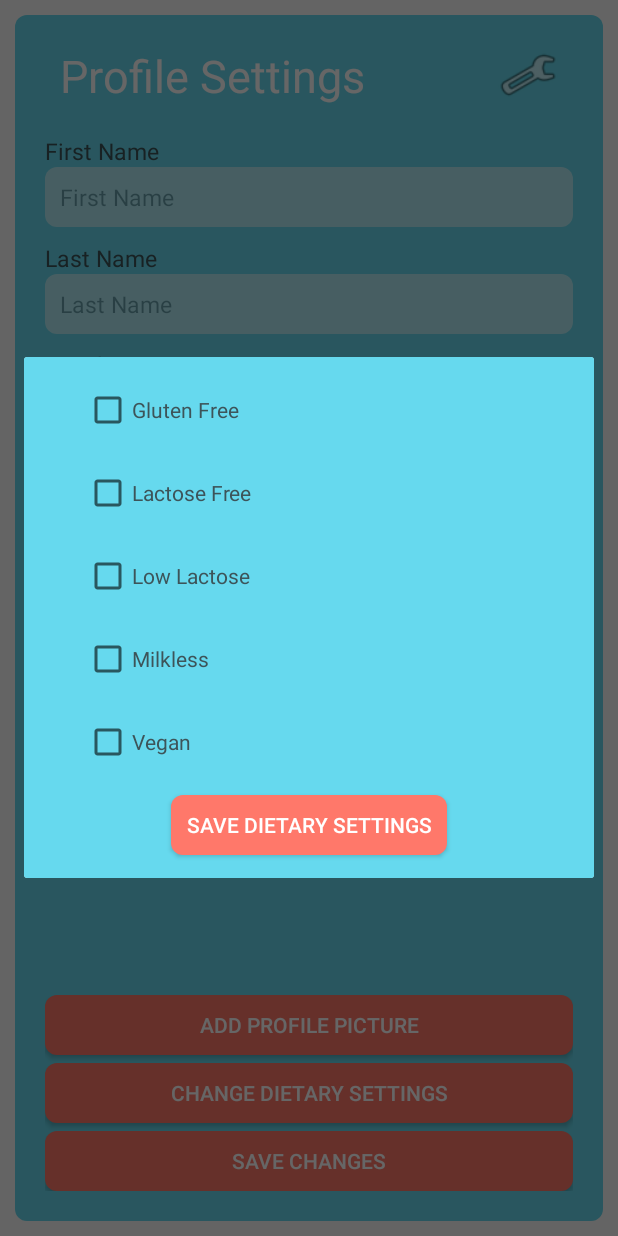
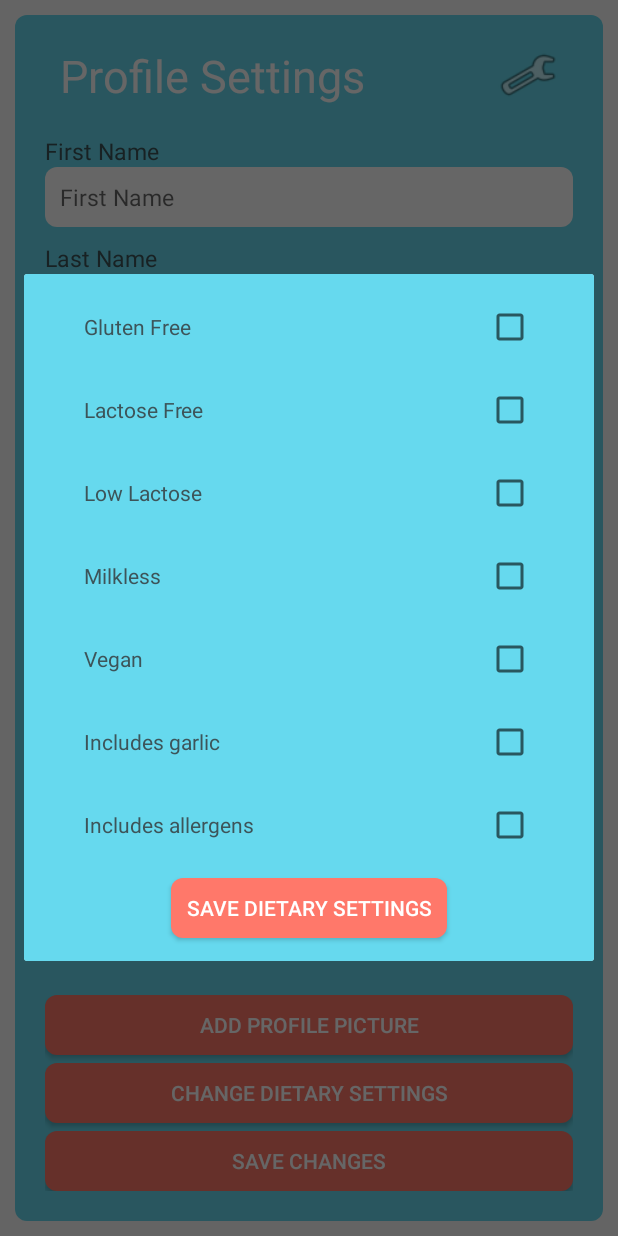
Before and after one commit to OAMKProductDesignImplementation2018/android-client, an Android app: the fragment ProfileSettingsFragment placed in its activity, after a tap on "CHANGE DIETARY SETTINGS", on a phone screen of 412 x 824 dp. Run offline under Robolectric (Android 15) with nearby library versions, the phone set to English and light mode, and no system bars; network calls fail; 14 statements that could not run were skipped.

Commit message:
Minor fixes

```diff
--- a/ProductDesignMobile/app/src/main/java/android/productdesignmobile/ProfileSettingsFragment.java
+++ b/ProductDesignMobile/app/src/main/java/android/productdesignmobile/ProfileSettingsFragment.java
@@ -1,6 +1,9 @@
 package android.productdesignmobile;
 
+import android.content.Context;
+import android.os.AsyncTask;
 import android.os.Bundle;
+import android.se.omapi.Session;
 import android.support.annotation.NonNull;
 import android.support.v4.app.DialogFragment;
 import android.support.v4.app.Fragment;
@@ -10,8 +13,10 @@ import android.util.Log;
 import android.view.LayoutInflater;
 import android.view.View;
 import android.view.ViewGroup;
+import android.widget.ArrayAdapter;
 import android.widget.Button;
 import android.widget.EditText;
+import android.widget.Spinner;
 
 import org.json.JSONException;
 import org.json.JSONObject;
@@ -21,7 +26,7 @@ import java.util.Objects;
 
 import static android.productdesignmobile.LoginActivity.session;
 
-public class ProfileSettingsFragment extends android.support.v4.app.Fragment implements View.OnClickListener {
+public class ProfileSettingsFragment extends android.support.v4.app.Fragment {
 
     private Button buttonDietarySettings;
     private Button buttonAddPicture;
@@ -30,19 +35,19 @@ public class ProfileSettingsFragment extends android.support.v4.app.Fragment imp
     private EditText first_name;
     private EditText last_name;
     private EditText email;
+    private EditText group_id;
 
     @Override
     public View onCreateView(@NonNull LayoutInflater inflater, ViewGroup container,
                              Bundle savedInstanceState) {
         View view = inflater.inflate(R.layout.profile_settings, container, false);
 
-        /*
         // Dropdown menu for gender
         String[] gender_array = getResources().getStringArray(R.array.gender_array);
-        gender_spinner = view.findViewById(R.id.gender_spinner);
+        Spinner gender_spinner = view.findViewById(R.id.gender_spinner);
         ArrayAdapter<String> gender_adapter = new ArrayAdapter<>(Objects.requireNonNull(getContext()), R.layout.spinner_item, gender_array);
         gender_adapter.setDropDownViewResource(R.layout.spinner_item);
-        gender_spinner.setAdapter(gender_adapter);*/
+        gender_spinner.setAdapter(gender_adapter);
 
         // Open dietary settings dialogfragment
         buttonDietarySettings = view.findViewById(R.id.buttonDietarySettings);
@@ -79,10 +84,20 @@ public class ProfileSettingsFragment extends android.support.v4.app.Fragment imp
             //todo update data to database
             //todo disable button until user makes some changes to data
             try {
+                Log.d("gender_spinner", "itemsposition " + gender_spinner.getSelectedItemPosition());
                 JSONObject jo = new JSONObject();
                 jo.accumulate("first_name", first_name.getText().toString());
                 jo.accumulate("last_name", last_name.getText().toString());
+                jo.accumulate("groupid", group_id.getText().toString());
+                jo.accumulate("restaurant_id", "1");
+                jo.accumulate("gender", gender_spinner.getSelectedItemPosition());
                 session.setUserDetails(jo);
+            } catch (JSONException e) {
+                e.printStackTrace();
+            }
+            try {
+                UpdateUserData uud = new UpdateUserData(getContext());
+                uud.execute();
             } catch (JSONException e) {
                 e.printStackTrace();
             }
@@ -90,45 +105,23 @@ public class ProfileSettingsFragment extends android.support.v4.app.Fragment imp
 
         // init
         first_name = view.findViewById(R.id.editTextFirstName);
-        first_name.setFocusable(false);
-        first_name.setAlpha(.5f);
         last_name = view.findViewById(R.id.editTextLastName);
-        last_name.setFocusable(false);
-        last_name.setAlpha(.5f);
         email = view.findViewById(R.id.editTextEmail);
         email.setFocusable(false);
         email.setAlpha(.5f);
+        group_id = view.findViewById(R.id.editTextGroupID);
 
         // Set current session's userdata
         HashMap<String, String> user = session.getUserDetails();
+        first_name.setText(user.get(SessionManager.KEY_FIRST_NAME));
         last_name.setText(user.get(SessionManager.KEY_LAST_NAME));
         email.setText(user.get(SessionManager.KEY_EMAIL));
+        group_id.setText(user.get(SessionManager.KEY_GROUP_ID));
+        int gender;
+        if (user.get(SessionManager.KEY_GENDER).equals("F")) {gender = 0;} else {gender = 1;}
+        gender_spinner.setSelection(gender);
 
 
         return view;
     }
-
-    @Override
-    public void onClick(View v) {
-        Fragment fragment = null;
-        Class fragmentClass;
-        switch (v.getId()) {
-            case R.id.buttonAddPicture:
-                Log.d("Add picture", "button clicked");
-                fragmentClass = PhotoOptionsFragment.class;
-                try {
-                    fragment = (Fragment) fragmentClass.newInstance();
-                } catch (Exception e) {
-                    e.printStackTrace();
-                }
-                FragmentManager fragmentManagerAddPicture = Objects.requireNonNull(getActivity()).getSupportFragmentManager();
-                fragmentManagerAddPicture.beginTransaction()
-                        .replace(R.id.content_frame, Objects.requireNonNull(fragment))
-                        .addToBackStack(null)
-                        .commit();
-                break;
-            case R.id.buttonUpdateData:
-                break;
-        }
-    }
 }
--- a/ProductDesignMobile/app/src/main/res/layout/dietary_settings.xml
+++ b/ProductDesignMobile/app/src/main/res/layout/dietary_settings.xml
@@ -12,6 +12,7 @@
         android:layout_height="40dp"
         android:layout_alignParentTop="true"
         android:layout_marginTop="15dp"
+        android:layoutDirection="rtl"
         android:text="@string/profileDietaryGlutenFree"
         android:textColor="@color/colorPalettonDark"/>
 
@@ -21,6 +22,7 @@
         android:layout_height="40dp"
         android:layout_below="@id/checkBoxGlutenFree"
         android:layout_marginTop="15dp"
+        android:layoutDirection="rtl"
         android:text="@string/profileDietaryLactoseFree"
         android:textColor="@color/colorPalettonDark"/>
 
@@ -30,6 +32,7 @@
         android:layout_height="40dp"
         android:layout_below="@id/checkBoxLactoseFree"
         android:layout_marginTop="15dp"
+        android:layoutDirection="rtl"
         android:text="@string/profileDietaryLowLactose"
         android:textColor="@color/colorPalettonDark"/>
 
@@ -39,6 +42,7 @@
         android:layout_height="40dp"
         android:layout_below="@id/checkBoxLowLactose"
         android:layout_marginTop="15dp"
+        android:layoutDirection="rtl"
         android:text="@string/profileDietaryMilkless"
         android:textColor="@color/colorPalettonDark"/>
 
@@ -48,7 +52,28 @@
         android:layout_height="40dp"
         android:layout_below="@id/checkBoxMilkless"
         android:layout_marginTop="15dp"
+        android:layoutDirection="rtl"
         android:text="@string/profileDietaryVegan"
+        android:textColor="@color/colorPalettonDark"/>
+
+    <CheckBox
+        android:id="@+id/checkBoxGarlic"
+        android:layout_width="match_parent"
+        android:layout_height="40dp"
+        android:layout_below="@id/checkBoxVegan"
+        android:layout_marginTop="15dp"
+        android:layoutDirection="rtl"
+        android:text="@string/profileDietaryGarlic"
+        android:textColor="@color/colorPalettonDark"/>
+
+    <CheckBox
+        android:id="@+id/checkBoxAllergen"
+        android:layout_width="match_parent"
+        android:layout_height="40dp"
+        android:layout_below="@id/checkBoxGarlic"
+        android:layout_marginTop="15dp"
+        android:layoutDirection="rtl"
+        android:text="@string/profileDietaryAllergen"
         android:textColor="@color/colorPalettonDark"/>
 
     <Button
@@ -56,7 +81,7 @@
         android:background="@drawable/rounded_button"
         android:layout_width="wrap_content"
         android:layout_height="40dp"
-        android:layout_below="@id/checkBoxVegan"
+        android:layout_below="@id/checkBoxAllergen"
         android:layout_marginVertical="15dp"
         android:layout_centerHorizontal="true"
         android:paddingHorizontal="10dp"
--- a/ProductDesignMobile/app/src/main/res/layout/profile_settings.xml
+++ b/ProductDesignMobile/app/src/main/res/layout/profile_settings.xml
@@ -39,11 +39,21 @@
             android:textColor="@color/white"
             android:text="@string/profileSettingsHeader"/>
 
+        <ScrollView
+            android:layout_width="match_parent"
+            android:layout_height="wrap_content"
+            android:layout_below="@+id/profileTextViewHeader"
+            android:layout_above="@+id/buttonAddPicture">
+        <LinearLayout
+            android:id="@+id/profileLinearLayoutContent"
+            android:layout_width="match_parent"
+            android:layout_height="wrap_content"
+            android:orientation="vertical">
+
             <TextView
                 android:id="@+id/textViewFirstName"
                 android:layout_width="match_parent"
                 android:layout_height="wrap_content"
-            android:layout_below="@id/profileTextViewHeader"
                 android:layout_marginTop="10dp"
                 android:textSize="15sp"
                 android:textColor="@color/colorPalettonDark"
@@ -53,7 +63,6 @@
                 android:id="@+id/editTextFirstName"
                 android:layout_width="match_parent"
                 android:layout_height="40dp"
-            android:layout_below="@id/textViewFirstName"
                 android:background="@drawable/rounded_edittext"
                 android:textColor="@color/colorPalettonDark"
                 android:textSize="15sp"
@@ -67,7 +76,6 @@
                 android:id="@+id/textViewLastName"
                 android:layout_width="match_parent"
                 android:layout_height="wrap_content"
-            android:layout_below="@id/editTextFirstName"
                 android:layout_marginTop="10dp"
                 android:textSize="15sp"
                 android:textColor="@color/colorPalettonDark"
@@ -77,7 +85,6 @@
                 android:id="@+id/editTextLastName"
                 android:layout_width="match_parent"
                 android:layout_height="40dp"
-            android:layout_below="@id/textViewLastName"
                 android:background="@drawable/rounded_edittext"
                 android:textColor="@color/colorPalettonDark"
                 android:textSize="15sp"
@@ -91,7 +98,6 @@
                 android:id="@+id/textViewEmail"
                 android:layout_width="match_parent"
                 android:layout_height="wrap_content"
-            android:layout_below="@id/editTextLastName"
                 android:textSize="15sp"
                 android:textColor="@color/colorPalettonDark"
                 android:layout_marginTop="10dp"
@@ -101,7 +107,6 @@
                 android:id="@+id/editTextEmail"
                 android:layout_width="match_parent"
                 android:layout_height="40dp"
-            android:layout_below="@id/textViewEmail"
                 android:background="@drawable/rounded_edittext"
                 android:textColor="@color/colorPalettonDark"
                 android:textSize="15sp"
@@ -112,22 +117,45 @@
                 android:text="" />
 
             <TextView
+                android:id="@+id/textViewGroupID"
+                android:layout_width="match_parent"
+                android:layout_height="wrap_content"
+                android:textSize="15sp"
+                android:textColor="@color/colorPalettonDark"
+                android:layout_marginTop="10dp"
+                android:text="@string/profileGroupID" />
+
+            <EditText
+                android:id="@+id/editTextGroupID"
+                android:layout_width="match_parent"
+                android:layout_height="40dp"
+                android:background="@drawable/rounded_edittext"
+                android:textColor="@color/colorPalettonDark"
+                android:textSize="15sp"
+                android:inputType="textPersonName"
+                android:autofillHints="email"
+                android:hint="@string/profileGroupID"
+                android:paddingHorizontal="10dp"
+                android:text="" />
+
+            <TextView
                 android:id="@+id/textViewGender"
                 android:layout_width="match_parent"
                 android:layout_height="wrap_content"
-            android:layout_below="@id/editTextEmail"
                 android:textSize="15sp"
                 android:textColor="@color/colorPalettonDark"
                 android:layout_marginTop="10dp"
                 android:text="@string/profileGender" />
 
-        <!-- <Spinner
+            <Spinner
                 android:id="@+id/gender_spinner"
                 android:background="@drawable/rounded_edittext"
                 android:layout_width="match_parent"
                 android:layout_height="40dp"
-            android:layout_below="@id/textViewGender"
-            android:layout_marginTop="5sp"/> -->
+                android:layout_marginTop="5sp"/>
+
+        </LinearLayout>
+        </ScrollView>
 
         <Button
             android:id="@+id/buttonUpdateData"
--- a/ProductDesignMobile/app/src/main/res/values/strings.xml
+++ b/ProductDesignMobile/app/src/main/res/values/strings.xml
@@ -34,6 +34,7 @@
     <string name="profileEmail">Email</string>
     <string name="profileGender">Gender</string>
     <string name="profileLanguage">Language</string>
+    <string name="profileGroupID">Group ID</string>
 
     <string name="profileButtonUpdateData">Save changes</string>
     <string name="profileButtonChangeDietary">Change dietary settings</string>
@@ -44,6 +45,8 @@
     <string name="profileDietaryMilkless">Milkless</string>
     <string name="profileDietaryLactoseFree">Lactose Free</string>
     <string name="profileDietaryLowLactose">Low Lactose</string>
+    <string name="profileDietaryGarlic">Includes garlic</string>
+    <string name="profileDietaryAllergen">Includes allergens</string>
     <string name="profileDietarySaveButton">Save dietary settings</string>
 
     <string name="photoTextViewHeader">Photo Options</string>
```
Also changed, not shown: ProductDesignMobile/app/src/main/java/android/productdesignmobile/Connector.java (deleted, +0 -24 lines), ProductDesignMobile/app/src/main/java/android/productdesignmobile/DietarySettingsFragment.java (+9 -3 lines), ProductDesignMobile/app/src/main/java/android/productdesignmobile/LoginActivity.java (+13 -6 lines), ProductDesignMobile/app/src/main/java/android/productdesignmobile/SessionManager.java (+61 -17 lines), ProductDesignMobile/app/src/main/java/android/productdesignmobile/UpdateUserData.java (+57 -108 lines). Lines whose indentation alone changed are shown as unchanged.
